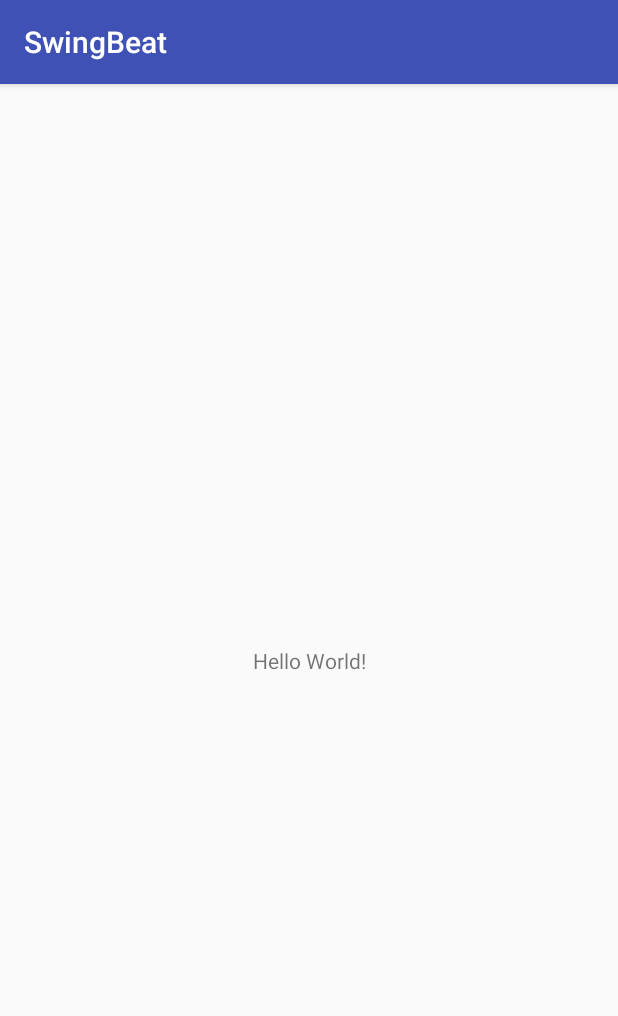
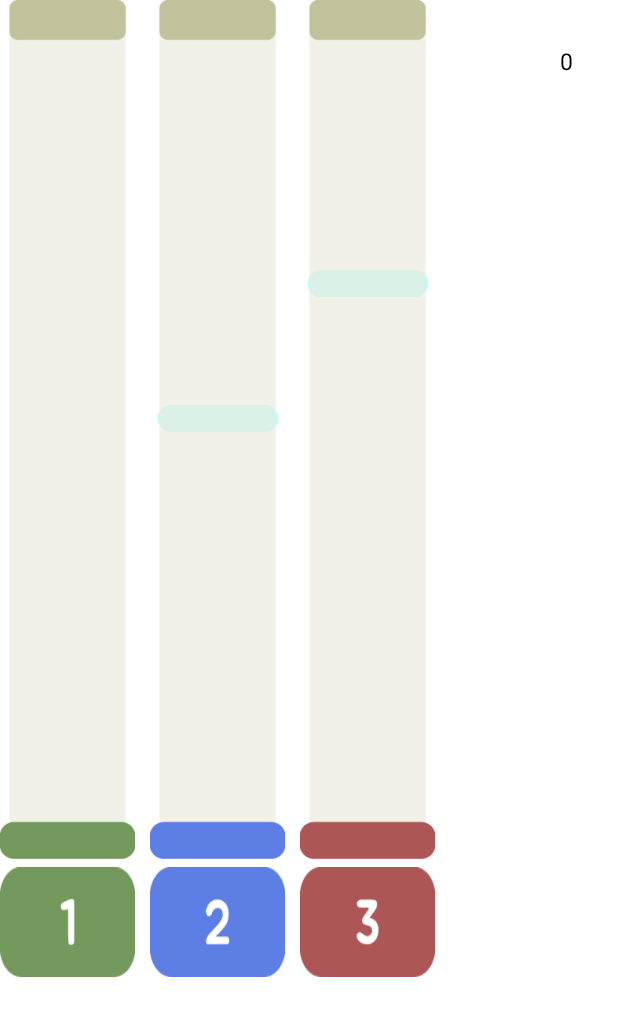
Before and after one commit to true-mind/SwingBeat, an Android app: the screen it shows after launch (MainActivity before the commit, RhythmActivity after it), on a phone screen of 412 x 824 dp. Shown: the top 1016 px of the screen. Run offline under Robolectric (Android 15) with nearby library versions, the phone set to English and light mode, and no system bars.

Commit message:
리듬게임 액티비티 개발 첫 날 커밋.

```diff
--- a/app/src/main/AndroidManifest.xml
+++ b/app/src/main/AndroidManifest.xml
@@ -9,7 +9,7 @@
         android:roundIcon="@mipmap/ic_launcher_round"
         android:supportsRtl="true"
         android:theme="@style/AppTheme">
-        <activity android:name=".MainActivity">
+        <activity android:name=".RhythmActivity">
             <intent-filter>
                 <action android:name="android.intent.action.MAIN" />
 
--- a/app/src/main/java/com/truemind/swingbeat/MainActivity.java
+++ /dev/null
@@ -1,13 +0,0 @@
-package com.truemind.swingbeat;
-
-import android.support.v7.app.AppCompatActivity;
-import android.os.Bundle;
-
-public class MainActivity extends AppCompatActivity {
-
-    @Override
-    protected void onCreate(Bundle savedInstanceState) {
-        super.onCreate(savedInstanceState);
-        setContentView(R.layout.activity_main);
-    }
-}
--- /dev/null
+++ b/app/src/main/java/com/truemind/swingbeat/RhythmActivity.java
@@ -0,0 +1,436 @@
+package com.truemind.swingbeat;
+
+import android.animation.Animator;
+import android.media.MediaPlayer;
+import android.os.Build;
+import android.os.CountDownTimer;
+import android.os.Handler;
+import android.os.Message;
+import android.support.v7.app.AppCompatActivity;
+import android.os.Bundle;
+import android.util.Log;
+import android.view.KeyEvent;
+import android.view.View;
+import android.view.animation.Animation;
+import android.view.animation.AnimationUtils;
+import android.view.animation.TranslateAnimation;
+import android.widget.Button;
+import android.widget.FrameLayout;
+import android.widget.ImageView;
+import android.widget.TextView;
+import android.widget.Toast;
+
+import java.util.ArrayList;
+import java.util.Timer;
+import java.util.TimerTask;
+
+public class RhythmActivity extends AppCompatActivity {
+
+    FrameLayout parentLayout;
+
+    ImageView move1_1;
+    ImageView move1_2;
+    ImageView move1_3;
+    ImageView move2_1;
+    ImageView move2_2;
+    ImageView move2_3;
+    ImageView move3_1;
+    ImageView move3_2;
+    ImageView move3_3;
+
+    Button button1;
+    Button button2;
+    Button button3;
+
+    private Handler media_handler;
+    private Handler end_handler;
+    private Handler good_handler;
+    private Handler perfect_handler;
+
+    private boolean[] isOnView;
+    private boolean[] isGood;
+    private boolean[] isPerfect;
+
+    private ArrayList<ImageView> moveList;
+
+    private TextView tv_combo;
+    private TextView tv_timer;
+
+    private int combo;
+    private int countdown = 3;
+    private long sec;
+
+    @Override
+    protected void onCreate(Bundle savedInstanceState) {
+        super.onCreate(savedInstanceState);
+        setContentView(R.layout.activity_main);
+
+        initView();
+        initHandler();
+        initListener();
+        initCountDown();
+    }
+
+    private void initCountDown() {
+        new CountDownTimer(3050, 1000){
+            @Override
+            public void onTick(long millisUntilFinished) {
+                tv_timer.setText(""+countdown);
+                countdown--;
+            }
+
+            @Override
+            public void onFinish() {
+                tv_timer.setVisibility(View.GONE);
+                initMoves();
+            }
+        }.start();
+    }
+
+    private void initMoves(){
+        isOnView = new boolean[9];
+        isGood = new boolean[9];
+        isPerfect = new boolean[9];
+        media_handler.sendEmptyMessageDelayed(0, 1900);
+        sec = 500;
+        startAfter(0, 0, sec, move1_1);
+        sec += 900;
+        startAfter(0, 1, sec, move1_2);
+        sec += 900;
+
+        startAfter(1, 0, sec, move2_1);
+        sec += 900;
+        startAfter(1, 1, sec, move2_2);
+        sec += 900;
+
+        startAfter(2, 0, sec, move3_1);
+        sec += 900;
+        startAfter(2, 1, sec, move3_2);
+        sec += 900;
+        startAfter(1, 2, sec, move2_3);
+        sec += 1700;
+
+        startAfter(2, 0, sec, move3_3);
+        sec += 900;
+        startAfter(2, 1, sec, move3_2);
+        sec += 900;
+
+        startAfter(1, 2, sec, move2_3);
+        sec += 900;
+        startAfter(1, 1, sec, move2_2);
+        sec += 900;
+
+        startAfter(0, 2, sec, move1_3);
+        sec += 900;
+        startAfter(0, 1, sec, move1_2);
+        sec += 900;
+        startAfter(2, 0, sec, move3_1);
+        sec += 1800;
+
+    }
+
+
+    private void initMediaPlayer() {
+        int resId = R.raw.little_star;
+        MediaPlayer mediaPlayer = MediaPlayer.create(this, resId);
+        mediaPlayer.start();
+    }
+
+    private void initListener() {
+        button1.setOnClickListener(new View.OnClickListener() {
+            @Override
+            public void onClick(View v) {
+                int perfect = -1;
+                int good = -1;
+                int bad = -1;
+                for(int i=0; i<3; i++){
+                    if(isPerfect[i]){
+                        perfect = i;
+                    }
+                    if(isGood[i]){
+                        good = i;
+                    }
+                    if(isOnView[i]){
+                        bad = i;
+                    }
+                }
+                if(perfect!=-1){
+                    Toast.makeText(RhythmActivity.this, "Perfect", Toast.LENGTH_SHORT).show();
+                    end(moveList.get(perfect), perfect);
+                    upCombo();
+                }
+                else if(good!=-1){
+                    Toast.makeText(RhythmActivity.this, "Good", Toast.LENGTH_SHORT).show();
+                    end(moveList.get(good), good);
+                    upCombo();
+                }
+                else if(bad!=-1){
+                    Toast.makeText(RhythmActivity.this, "Bad", Toast.LENGTH_SHORT).show();
+                    end(moveList.get(bad), bad);
+                    upCombo();
+                }
+            }
+        });
+
+        button2.setOnClickListener(new View.OnClickListener() {
+            @Override
+            public void onClick(View v) {
+                int perfect = -1;
+                int good = -1;
+                int bad = -1;
+                for(int i=3; i<6; i++){
+                    if(isPerfect[i]){
+                        perfect = i;
+                    }
+                    if(isGood[i]){
+                        good = i;
+                    }
+                    if(isOnView[i]){
+                        bad = i;
+                    }
+                }
+                if(perfect!=-1){
+                    Toast.makeText(RhythmActivity.this, "Perfect", Toast.LENGTH_SHORT).show();
+                    end(moveList.get(perfect), perfect);
+                    upCombo();
+                }
+                else if(good!=-1){
+                    Toast.makeText(RhythmActivity.this, "Good", Toast.LENGTH_SHORT).show();
+                    end(moveList.get(good), good);
+                    upCombo();
+                }
+                else if(bad!=-1){
+                    Toast.makeText(RhythmActivity.this, "Bad", Toast.LENGTH_SHORT).show();
+                    end(moveList.get(bad), bad);
+                    upCombo();
+                }
+            }
+        });
+
+        button3.setOnClickListener(new View.OnClickListener() {
+            @Override
+            public void onClick(View v) {
+                int perfect = -1;
+                int good = -1;
+                int bad = -1;
+                for(int i=6; i<9; i++){
+                    if(isPerfect[i]){
+                        perfect = i;
+                    }
+                    if(isGood[i]){
+                        good = i;
+                    }
+                    if(isOnView[i]){
+                        bad = i;
+                    }
+                }
+                if(perfect!=-1){
+                    Toast.makeText(RhythmActivity.this, "Perfect", Toast.LENGTH_SHORT).show();
+                    end(moveList.get(perfect), perfect);
+                    upCombo();
+                }
+                else if(good!=-1){
+                    Toast.makeText(RhythmActivity.this, "Good", Toast.LENGTH_SHORT).show();
+                    end(moveList.get(good), good);
+                    upCombo();
+                }
+                else if(bad!=-1) {
+                    Toast.makeText(RhythmActivity.this, "Bad", Toast.LENGTH_SHORT).show();
+                    end(moveList.get(bad), bad);
+                    upCombo();
+                }
+            }
+        });
+    }
+
+    private void initHandler() {
+        media_handler = new Handler(){
+            @Override
+            public void handleMessage(Message msg) {
+                initMediaPlayer();
+            }
+        };
+
+        end_handler = new Handler(){
+            @Override
+            public void handleMessage(Message msg) {
+                if(isOnView[msg.what] == false){
+                    return;
+                }
+                int index = msg.what/3;
+                int sub_index = msg.what%3;
+
+                initCombo();
+
+                switch(index){
+                    case 0:
+                        switch(sub_index){
+                            case 0:
+                                end(move1_1, msg.what);
+                                break;
+                            case 1:
+                                end(move1_2, msg.what);
+                                break;
+                            case 2:
+                                end(move1_3, msg.what);
+                                break;
+                            default:
+                                break;
+                        }
+                        break;
+                    case 1:
+                        switch(sub_index){
+                            case 0:
+                                end(move2_1, msg.what);
+                                break;
+                            case 1:
+                                end(move2_2, msg.what);
+                                break;
+                            case 2:
+                                end(move2_3, msg.what);
+                                break;
+                            default:
+                                break;
+                        }
+                        break;
+                    case 2:
+                        switch(sub_index){
+                            case 0:
+                                end(move3_1, msg.what);
+                                break;
+                            case 1:
+                                end(move3_2, msg.what);
+                                break;
+                            case 2:
+                                end(move3_3, msg.what);
+                                break;
+                            default:
+                                break;
+                        }
+                    default:
+                        break;
+                }
+            }
+        };
+
+        good_handler = new Handler(){
+            @Override
+            public void handleMessage(Message msg) {
+                isGood[msg.what] = true;
+            }
+        };
+
+        perfect_handler = new Handler(){
+            @Override
+            public void handleMessage(Message msg) {
+                isPerfect[msg.what] = true;
+            }
+        };
+    }
+
+    private void startAfter(final int index, final int sub_index, long delay, final ImageView image){
+        new Timer().schedule(new TimerTask(){
+            @Override
+            public void run() {
+                runOnUiThread(new Runnable() {
+                    @Override
+                    public void run() {
+                        start(index, sub_index, image);
+                        int var = index*3 + sub_index;
+                        end_handler.sendEmptyMessageDelayed(var, 2100);
+                        good_handler.sendEmptyMessageDelayed(var, 1200);
+                        perfect_handler.sendEmptyMessageDelayed(var, 1700);
+                    }
+                });
+            }
+        }, delay);
+    }
+
+    private void start(int index, int sub_index, final ImageView image){
+        image.setVisibility(View.VISIBLE);
+        int var = index * 3 + sub_index;
+        isOnView[var] = true;
+        if (Build.VERSION.SDK_INT >= Build.VERSION_CODES.JELLY_BEAN) {
+            image.clearAnimation();
+            image.animate().translationY(900).setDuration(2000).setInterpolator(AnimationUtils.loadInterpolator(RhythmActivity.this, android.R.anim.linear_interpolator)).start();
+        }
+    }
+
+    private void end(final ImageView image, int var){
+        isOnView[var] = false;
+        isPerfect[var] = false;
+        isGood[var] = false;
+        image.animate().translationY(-900).setDuration(0);
+
+        image.setVisibility(View.INVISIBLE);
+    }
+
+    private void initCombo(){
+        combo=0;
+        tv_combo.setText(""+combo);
+    }
+
+    private void upCombo(){
+        combo++;
+        tv_combo.setText(""+combo);
+    }
+
+    private void initView() {
+        parentLayout = (FrameLayout) findViewById(R.id.parentLayout);
+
+        move1_1 = (ImageView) findViewById(R.id.move1_1);
+        move1_2 = (ImageView) findViewById(R.id.move1_2);
+        move1_3 = (ImageView) findViewById(R.id.move1_3);
+        move2_1 = (ImageView) findViewById(R.id.move2_1);
+        move2_2 = (ImageView) findViewById(R.id.move2_2);
+        move2_3 = (ImageView) findViewById(R.id.move2_3);
+        move3_1 = (ImageView) findViewById(R.id.move3_1);
+        move3_2 = (ImageView) findViewById(R.id.move3_2);
+        move3_3 = (ImageView) findViewById(R.id.move3_3);
+
+        moveList = new ArrayList<>();
+        moveList.add(move1_1);
+        moveList.add(move1_2);
+        moveList.add(move1_3);
+        moveList.add(move2_1);
+        moveList.add(move2_2);
+        moveList.add(move2_3);
+        moveList.add(move3_1);
+        moveList.add(move3_2);
+        moveList.add(move3_3);
+
+        button1 = (Button) findViewById(R.id.button1);
+        button2 = (Button) findViewById(R.id.button2);
+        button3 = (Button) findViewById(R.id.button3);
+
+        tv_combo = (TextView) findViewById(R.id.tv_combo);
+        tv_timer = (TextView) findViewById(R.id.tv_timer);
+    }
+
+    @Override
+    public boolean dispatchKeyEvent(KeyEvent event) {
+        if(event.getAction() == KeyEvent.ACTION_DOWN) {
+            int keyCode = event.getKeyCode();
+            if(keyCode == KeyEvent.KEYCODE_DPAD_LEFT) {
+                Toast.makeText(RhythmActivity.this, "left clicked", Toast.LENGTH_SHORT).show();
+            }
+            else if(keyCode == KeyEvent.KEYCODE_DPAD_RIGHT) {
+                Toast.makeText(RhythmActivity.this, "right clicked", Toast.LENGTH_SHORT).show();
+            }
+            else if(keyCode == KeyEvent.KEYCODE_DPAD_UP) {
+                Toast.makeText(RhythmActivity.this, "up clicked", Toast.LENGTH_SHORT).show();
+            }
+            else if(keyCode == KeyEvent.KEYCODE_DPAD_DOWN) {
+                Toast.makeText(RhythmActivity.this, "down clicked", Toast.LENGTH_SHORT).show();
+            }
+            else if(keyCode == KeyEvent.KEYCODE_ENTER) {
+                Toast.makeText(RhythmActivity.this, "enter clicked", Toast.LENGTH_SHORT).show();
+            }
+            else{
+            Toast.makeText(RhythmActivity.this, "dispatch", Toast.LENGTH_SHORT).show();
+            }
+            return true;
+        }
+        return false;
+    }
+}
--- a/app/src/main/res/layout/activity_main.xml
+++ b/app/src/main/res/layout/activity_main.xml
@@ -1,18 +1,156 @@
 <?xml version="1.0" encoding="utf-8"?>
-<android.support.constraint.ConstraintLayout xmlns:android="http://schemas.android.com/apk/res/android"
+<FrameLayout xmlns:android="http://schemas.android.com/apk/res/android"
     xmlns:app="http://schemas.android.com/apk/res-auto"
     xmlns:tools="http://schemas.android.com/tools"
     android:layout_width="match_parent"
     android:layout_height="match_parent"
-    tools:context="com.truemind.swingbeat.MainActivity">
+    android:background="#fff"
+    android:orientation="horizontal"
+    tools:context="com.truemind.swingbeat.RhythmActivity"
+    android:id="@+id/parentLayout">
+
+    <ImageView
+        android:visibility="gone"
+        android:id="@+id/move1_1"
+        android:layout_marginLeft="5dp"
+        android:background="@drawable/bar_move"
+        android:layout_width="80dp"
+        android:layout_height="18dp" />
+    <ImageView
+        android:visibility="gone"
+        android:id="@+id/move2_1"
+        android:layout_marginLeft="105dp"
+        android:background="@drawable/bar_move"
+        android:layout_width="80dp"
+        android:layout_height="18dp" />
+    <ImageView
+        android:visibility="gone"
+        android:id="@+id/move3_1"
+        android:layout_marginLeft="205dp"
+        android:background="@drawable/bar_move"
+        android:layout_width="80dp"
+        android:layout_height="18dp" />
+
+    <ImageView
+        android:visibility="gone"
+        android:id="@+id/move1_2"
+        android:layout_marginLeft="5dp"
+        android:background="@drawable/bar_move"
+        android:layout_width="80dp"
+        android:layout_height="18dp" />
+    <ImageView
+        android:visibility="gone"
+        android:id="@+id/move2_2"
+        android:layout_marginLeft="105dp"
+        android:background="@drawable/bar_move"
+        android:layout_width="80dp"
+        android:layout_height="18dp" />
+    <ImageView
+        android:visibility="gone"
+        android:id="@+id/move3_2"
+        android:layout_marginLeft="205dp"
+        android:background="@drawable/bar_move"
+        android:layout_width="80dp"
+        android:layout_height="18dp" />
+
+    <ImageView
+        android:visibility="gone"
+        android:id="@+id/move1_3"
+        android:layout_marginLeft="5dp"
+        android:background="@drawable/bar_move"
+        android:layout_width="80dp"
+        android:layout_height="18dp" />
+    <ImageView
+        android:visibility="gone"
+        android:id="@+id/move2_3"
+        android:layout_marginLeft="105dp"
+        android:background="@drawable/bar_move"
+        android:layout_width="80dp"
+        android:layout_height="18dp" />
+    <ImageView
+        android:visibility="gone"
+        android:id="@+id/move3_3"
+        android:layout_marginLeft="205dp"
+        android:background="@drawable/bar_move"
+        android:layout_width="80dp"
+        android:layout_height="18dp" />
+
+    <LinearLayout
+        android:layout_width="match_parent"
+        android:layout_height="match_parent"
+        android:orientation="vertical"
+        android:weightSum="1">
+
+        <LinearLayout
+            android:layout_width="290dp"
+            android:layout_height="0dp"
+            android:layout_weight="0.7"
+            android:orientation="horizontal">
+
+            <ImageView
+                android:layout_width="90dp"
+                android:layout_height="match_parent"
+                android:background="@drawable/bar_green" />
+
+            <ImageView
+                android:layout_width="90dp"
+                android:layout_height="match_parent"
+                android:layout_marginLeft="10dp"
+                android:background="@drawable/bar_blue" />
+
+            <ImageView
+                android:layout_width="90dp"
+                android:layout_height="match_parent"
+                android:layout_marginLeft="10dp"
+                android:background="@drawable/bar_red" />
+        </LinearLayout>
+
+        <LinearLayout
+            android:layout_width="290dp"
+            android:layout_height="0dp"
+            android:layout_marginTop="5dp"
+            android:layout_weight="0.09"
+            android:orientation="horizontal">
+
+            <Button
+                android:id="@+id/button1"
+                android:layout_width="90dp"
+                android:layout_height="match_parent"
+                android:background="@drawable/btn_green" />
+
+            <Button
+                android:id="@+id/button2"
+                android:layout_width="90dp"
+                android:layout_height="match_parent"
+                android:layout_marginLeft="10dp"
+                android:background="@drawable/btn_blue" />
+
+            <Button
+                android:id="@+id/button3"
+                android:layout_width="90dp"
+                android:layout_height="match_parent"
+                android:layout_marginLeft="10dp"
+                android:background="@drawable/btn_red" />
+        </LinearLayout>
+    </LinearLayout>
 
     <TextView
+        android:id="@+id/tv_timer"
+        android:text="3"
+        android:textSize="40sp"
+        android:textColor="@color/colorAccent"
+        android:layout_gravity="center"
         android:layout_width="wrap_content"
-        android:layout_height="wrap_content"
-        android:text="Hello World!"
-        app:layout_constraintBottom_toBottomOf="parent"
-        app:layout_constraintLeft_toLeftOf="parent"
-        app:layout_constraintRight_toRightOf="parent"
-        app:layout_constraintTop_toTopOf="parent" />
+        android:layout_height="wrap_content" />
 
-</android.support.constraint.ConstraintLayout>
+    <TextView
+        android:id="@+id/tv_combo"
+        android:textColor="#000"
+        android:textSize="15sp"
+        android:layout_marginRight="30dp"
+        android:layout_marginTop="30dp"
+        android:layout_gravity="right"
+        android:text="0"
+        android:layout_width="wrap_content"
+        android:layout_height="wrap_content" />
+</FrameLayout>
--- a/app/src/main/res/values/colors.xml
+++ b/app/src/main/res/values/colors.xml
@@ -3,4 +3,5 @@
     <color name="colorPrimary">#3F51B5</color>
     <color name="colorPrimaryDark">#303F9F</color>
     <color name="colorAccent">#FF4081</color>
+    <color name="colorRect">#b2ffff</color>
 </resources>
--- a/app/src/main/res/values/styles.xml
+++ b/app/src/main/res/values/styles.xml
@@ -1,7 +1,7 @@
 <resources>
 
     <!-- Base application theme. -->
-    <style name="AppTheme" parent="Theme.AppCompat.Light.DarkActionBar">
+    <style name="AppTheme" parent="Theme.AppCompat.NoActionBar">
         <!-- Customize your theme here. -->
         <item name="colorPrimary">@color/colorPrimary</item>
         <item name="colorPrimaryDark">@color/colorPrimaryDark</item>
```
Also changed, not shown: app/src/main/res/drawable/bar_blue.png (added), app/src/main/res/drawable/bar_green.png (added), app/src/main/res/drawable/bar_move.png (added), app/src/main/res/drawable/bar_red.png (added), app/src/main/res/drawable/btn_blue.png (added), app/src/main/res/drawable/btn_green.png (added), app/src/main/res/drawable/btn_red.png (added), 1 other file.
